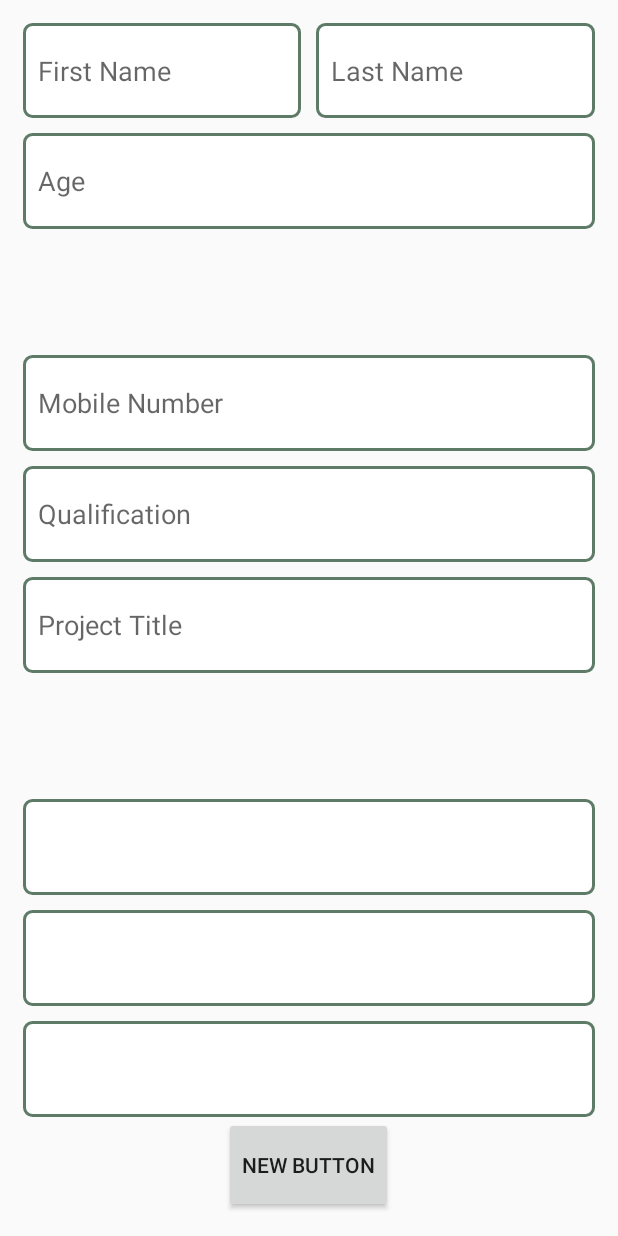
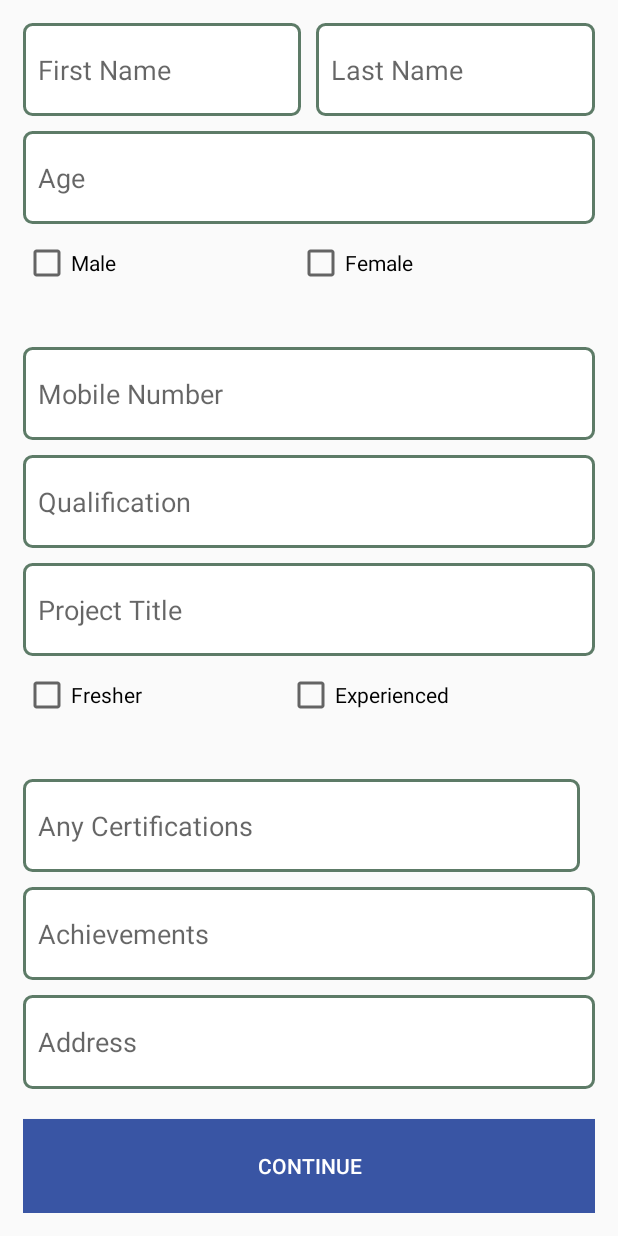
Before and after one commit to narendramarikanti/JobMaker, an Android app: the Registration_Screen screen opened directly, with no data from a screen before it, on a phone screen of 412 x 824 dp. Run offline under Robolectric (Android 15) with nearby library versions, the phone set to English and light mode, and no system bars.

Commit message:
signup completed
dinesh

```diff
--- a/app/src/main/res/layout/activity_registration__screen.xml
+++ b/app/src/main/res/layout/activity_registration__screen.xml
@@ -53,13 +53,29 @@
         android:id="@+id/editText6"
          />
 
-    <RelativeLayout
+    <LinearLayout
+        android:orientation="horizontal"
         android:layout_width="match_parent"
+        android:layout_weight="10"
+        android:weightSum="20"
+        android:layout_marginTop="10dp"
         android:layout_height="0dp"
-        android:layout_weight="10"
-         android:layout_marginTop="10dp"
+        android:layout_gravity="center_horizontal">
 
-        android:layout_gravity="center_horizontal"></RelativeLayout>
+        <CheckBox
+            android:layout_width="wrap_content"
+            android:layout_height="wrap_content"
+            android:text="Male"
+            android:layout_weight="10"
+            android:id="@+id/male" />
+
+        <CheckBox
+            android:layout_width="wrap_content"
+            android:layout_height="wrap_content"
+            android:text="Female"
+            android:layout_weight="10"
+            android:id="@+id/female" />
+    </LinearLayout>
 
     <EditText
         android:layout_width="match_parent"
@@ -96,15 +112,33 @@
         android:orientation="horizontal"
         android:layout_width="match_parent"
         android:layout_weight="10"
+        android:weightSum="20"
          android:layout_marginTop="10dp"
         android:layout_height="0dp"
-        android:layout_gravity="center_horizontal"></LinearLayout>
+        android:layout_gravity="center_horizontal">
+
+        <CheckBox
+            android:layout_width="wrap_content"
+            android:layout_height="wrap_content"
+            android:text="Fresher"
+            android:layout_weight="10"
+            android:id="@+id/checkBox" />
+
+        <CheckBox
+            android:layout_width="wrap_content"
+            android:layout_height="wrap_content"
+            android:text="Experienced"
+            android:layout_weight="10"
+            android:id="@+id/checkBox2" />
+    </LinearLayout>
 
     <EditText
         android:layout_width="match_parent"
         android:layout_weight="10"
         android:layout_marginTop="10dp"
         android:layout_height="0dp"
+        android:hint="Any Certifications"
+        android:layout_marginRight="10dp"
         android:paddingLeft="10dp"
         android:background="@drawable/edit_style"
         android:id="@+id/editText10" />
@@ -115,6 +149,8 @@
         android:background="@drawable/edit_style"
         android:layout_height="0dp"
         android:layout_marginTop="10dp"
+        android:hint="Achievements"
+
         android:paddingLeft="10dp"
         android:id="@+id/editText11"
         android:layout_gravity="center_horizontal" />
@@ -124,15 +160,20 @@
         android:background="@drawable/edit_style"
         android:layout_weight="10"
         android:layout_height="0dp"
+        android:hint="Address"
+       android:paddingLeft="10dp"
         android:id="@+id/editText12"
         android:layout_marginTop="10dp"
         android:layout_gravity="center_horizontal" />
 
     <Button
-        android:layout_width="wrap_content"
+        android:layout_width="match_parent"
         android:layout_weight="10"
         android:layout_height="0dp"
-        android:text="New Button"
+        android:layout_marginTop="20dp"
+        android:text="Continue"
+        android:textColor="@color/text_color"
+        android:background="@color/refresh"
 
         android:id="@+id/button"
         android:layout_gravity="center_horizontal" />
```
